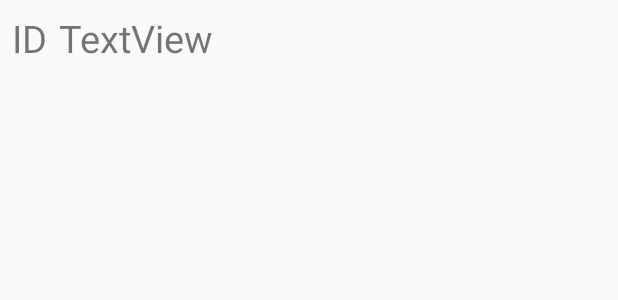
After one commit to buinak/Positively, an Android app: the layout activity_main_recycler_view_row.xml on its own in the app's theme, with its tools: preview values and no code run, on a phone screen of 412 x 824 dp. The commit adds this screen. Shown: the top 300 px of the screen. Run offline under Robolectric (Android 15) with nearby library versions, the phone set to English and light mode, and no system bars.

Commit message:
Now with recycler view for debug purposes!

```diff
--- a/app/build.gradle
+++ b/app/build.gradle
@@ -37,6 +37,7 @@ dependencies {
     kapt "com.google.dagger:dagger-compiler:2.16"
     compile "org.jetbrains.kotlin:kotlin-stdlib-jdk7:$kotlin_version"
     implementation 'io.reactivex.rxjava2:rxjava:2.2.3'
+    implementation 'androidx.recyclerview:recyclerview:1.0.0'
 }
 repositories {
     mavenCentral()
--- /dev/null
+++ b/app/src/main/res/layout/activity_main_recycler_view_row.xml
@@ -0,0 +1,22 @@
+<?xml version="1.0" encoding="utf-8"?>
+<androidx.constraintlayout.widget.ConstraintLayout xmlns:android="http://schemas.android.com/apk/res/android"
+                                                   xmlns:app="http://schemas.android.com/apk/res-auto"
+                                                   android:layout_width="match_parent"
+                                                   android:layout_height="wrap_content">
+
+    <TextView
+            android:text="ID"
+            android:layout_width="wrap_content"
+            android:layout_height="wrap_content"
+            android:id="@+id/textView_id" app:layout_constraintStart_toStartOf="parent"
+            android:layout_marginStart="8dp" android:layout_marginTop="8dp" app:layout_constraintTop_toTopOf="parent"
+            android:layout_marginBottom="8dp" app:layout_constraintBottom_toBottomOf="parent" android:textSize="25sp"/>
+    <TextView
+            android:text="TextView"
+            android:layout_width="wrap_content"
+            android:layout_height="wrap_content"
+            android:id="@+id/textView_mood" app:layout_constraintStart_toEndOf="@+id/textView_id"
+            android:layout_marginStart="8dp" android:textSize="25sp" android:layout_marginTop="8dp"
+            app:layout_constraintTop_toTopOf="parent" android:layout_marginBottom="8dp"
+            app:layout_constraintBottom_toBottomOf="parent"/>
+</androidx.constraintlayout.widget.ConstraintLayout>
```
Also changed, not shown: app/src/main/java/com/buinak/positively/ui/mainscreen/MainActivity.kt (+20 -7 lines), app/src/main/java/com/buinak/positively/ui/mainscreen/MainViewModel.kt (+4 -12 lines), app/src/main/java/com/buinak/positively/ui/mainscreen/recyclerview/MoodViewHolder.kt (added, +18 -0 lines), app/src/main/java/com/buinak/positively/ui/mainscreen/recyclerview/MoodsRecyclerViewAdapter.kt (added, +21 -0 lines), app/src/main/res/layout/activity_main.xml (+14 -15 lines).
